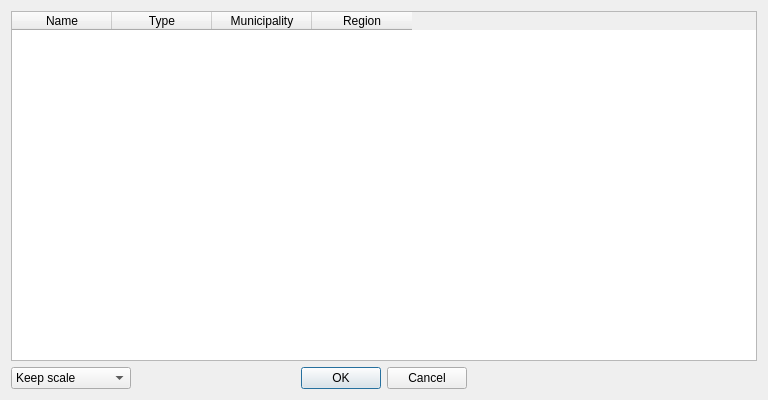
OpenICGC/QgisPlugin, file qlib3/geofinderdialog/ui_geofinder.ui: the form before one commit.
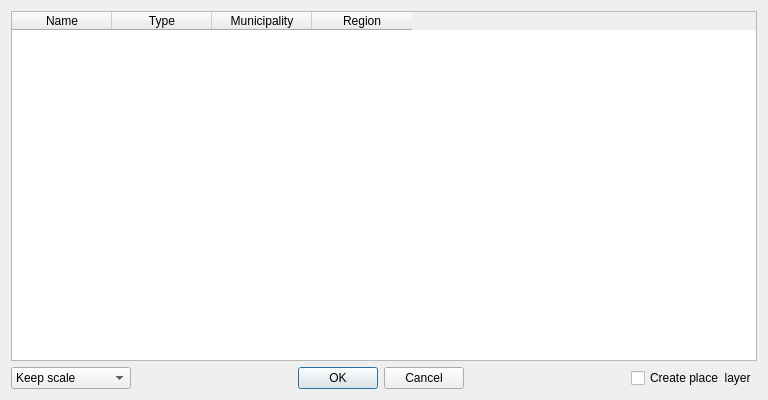
The form after the commit.

Commit message:
Added geocoder search option to creates site layer or not
 Updated coast product links

```diff
--- a/qlib3/geofinderdialog/ui_geofinder.ui
+++ b/qlib3/geofinderdialog/ui_geofinder.ui
@@ -120,15 +120,9 @@
         </widget>
        </item>
        <item>
-        <widget class="QLabel" name="label_spacer">
-         <property name="minimumSize">
-          <size>
-           <width>120</width>
-           <height>0</height>
-          </size>
-         </property>
+        <widget class="QCheckBox" name="checkBox_layer">
          <property name="text">
-          <string/>
+          <string>Create place  layer</string>
          </property>
         </widget>
        </item>
```
The commit also changes 8 other files.
